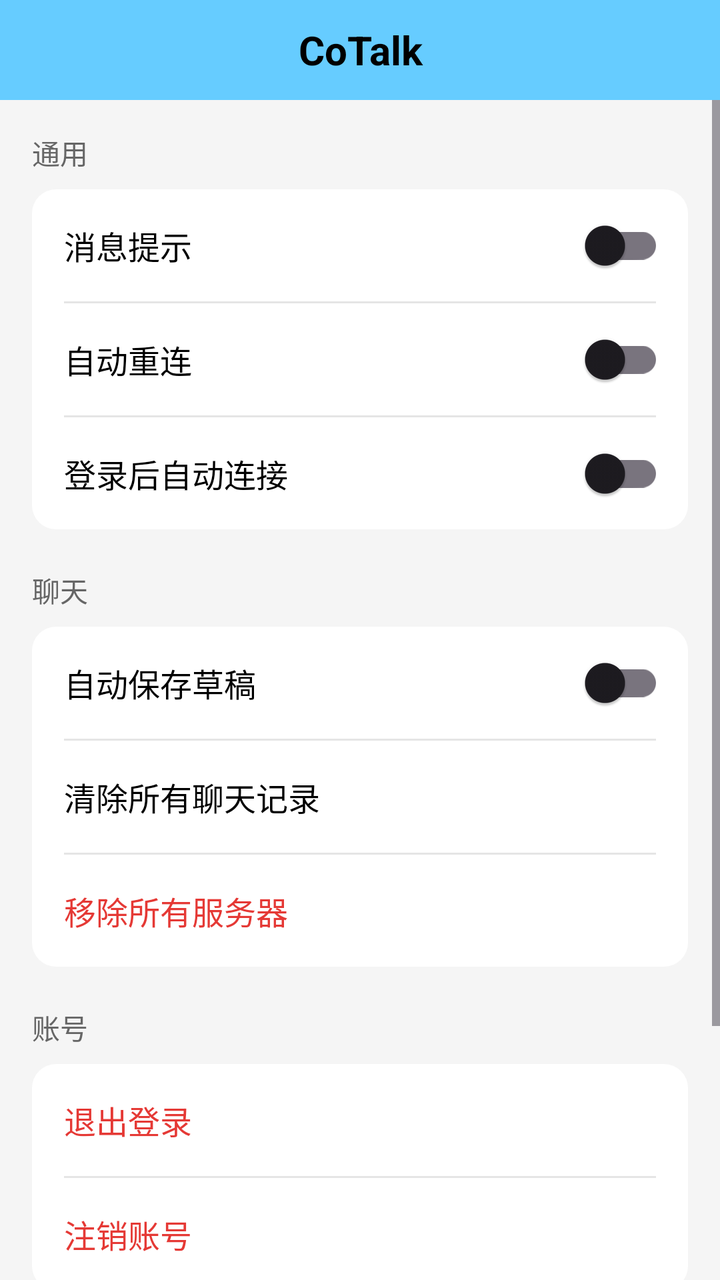
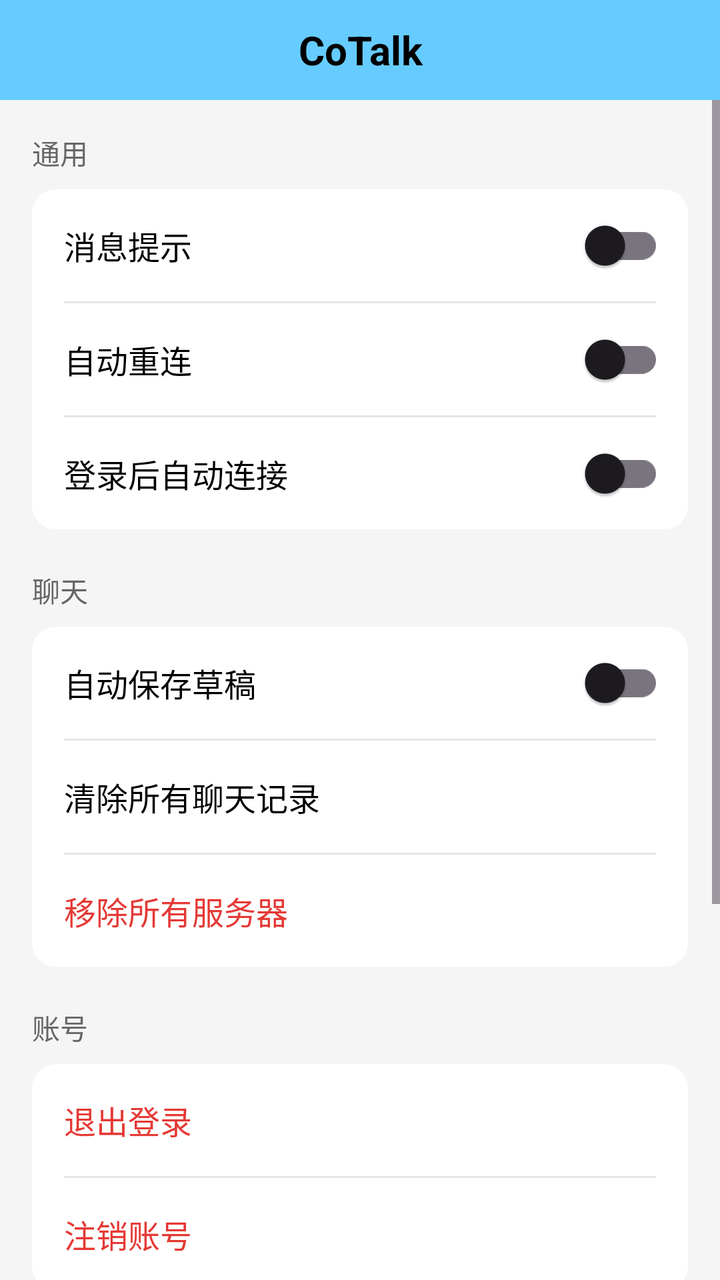

Screens rendered from an Android XML layout before and after an edit, with the pre-edit source and the edit as a unified diff.
<!-- AndroidManifest.xml: application theme Theme.CoTalkProject -->
<!-- res/layout/activity_settings.xml -->
<?xml version="1.0" encoding="utf-8"?>
<LinearLayout xmlns:android="http://schemas.android.com/apk/res/android"
    xmlns:tools="http://schemas.android.com/tools"
    android:id="@+id/settings_root"
    android:layout_width="match_parent"
    android:layout_height="match_parent"
    android:background="@color/bg_page"
    android:orientation="vertical"
    tools:context=".ui.settings.SettingsActivity">

    <include
        android:id="@+id/title_bar"
        layout="@layout/layout_title_bar"
        android:layout_width="match_parent"
        android:layout_height="wrap_content" />

    <ScrollView
        android:layout_width="match_parent"
        android:layout_height="0dp"
        android:layout_weight="1"
        android:clipToPadding="false"
        android:fillViewport="true"
        android:overScrollMode="never">

        <LinearLayout
            android:layout_width="match_parent"
            android:layout_height="wrap_content"
            android:orientation="vertical"
            android:padding="16dp">

            <TextView
                android:layout_width="match_parent"
                android:layout_height="wrap_content"
                android:text="@string/settings_general"
                android:textColor="@color/text_secondary"
                android:textSize="14sp" />

            <LinearLayout
                android:layout_width="match_parent"
                android:layout_height="wrap_content"
                android:layout_marginTop="8dp"
                android:background="@drawable/bg_card"
                android:orientation="vertical">

                <LinearLayout
                    android:layout_width="match_parent"
                    android:layout_height="56dp"
                    android:gravity="center_vertical"
                    android:orientation="horizontal"
                    android:paddingStart="16dp"
                    android:paddingEnd="12dp">

                    <TextView
                        android:layout_width="0dp"
                        android:layout_height="wrap_content"
                        android:layout_weight="1"
                        android:text="@string/message_notify"
                        android:textColor="@color/text_primary"
                        android:textSize="16sp" />

                    <androidx.appcompat.widget.SwitchCompat
                        android:id="@+id/switch_message_notify"
                        android:layout_width="wrap_content"
                        android:layout_height="wrap_content" />
                </LinearLayout>

                <View
                    android:layout_width="match_parent"
                    android:layout_height="1dp"
                    android:layout_marginStart="16dp"
                    android:layout_marginEnd="16dp"
                    android:background="@color/divider" />

                <LinearLayout
                    android:layout_width="match_parent"
                    android:layout_height="56dp"
                    android:gravity="center_vertical"
                    android:orientation="horizontal"
                    android:paddingStart="16dp"
                    android:paddingEnd="12dp">

                    <TextView
                        android:layout_width="0dp"
                        android:layout_height="wrap_content"
                        android:layout_weight="1"
                        android:text="@string/auto_reconnect"
                        android:textColor="@color/text_primary"
                        android:textSize="16sp" />

                    <androidx.appcompat.widget.SwitchCompat
                        android:id="@+id/switch_auto_reconnect"
                        android:layout_width="wrap_content"
                        android:layout_height="wrap_content" />
                </LinearLayout>

                <View
                    android:layout_width="match_parent"
                    android:layout_height="1dp"
                    android:layout_marginStart="16dp"
                    android:layout_marginEnd="16dp"
                    android:background="@color/divider" />

                <LinearLayout
                    android:layout_width="match_parent"
                    android:layout_height="56dp"
                    android:gravity="center_vertical"
                    android:orientation="horizontal"
                    android:paddingStart="16dp"
                    android:paddingEnd="12dp">

                    <TextView
                        android:layout_width="0dp"
                        android:layout_height="wrap_content"
                        android:layout_weight="1"
                        android:text="@string/auto_connect_after_login"
                        android:textColor="@color/text_primary"
                        android:textSize="16sp" />

                    <androidx.appcompat.widget.SwitchCompat
                        android:id="@+id/switch_auto_connect_after_login"
                        android:layout_width="wrap_content"
                        android:layout_height="wrap_content" />
                </LinearLayout>
            </LinearLayout>

            <TextView
                android:layout_width="match_parent"
                android:layout_height="wrap_content"
                android:layout_marginTop="20dp"
                android:text="@string/settings_chat"
                android:textColor="@color/text_secondary"
                android:textSize="14sp" />

            <LinearLayout
                android:layout_width="match_parent"
                android:layout_height="wrap_content"
                android:layout_marginTop="8dp"
                android:background="@drawable/bg_card"
                android:orientation="vertical">

                <LinearLayout
                    android:layout_width="match_parent"
                    android:layout_height="56dp"
                    android:gravity="center_vertical"
                    android:orientation="horizontal"
                    android:paddingStart="16dp"
                    android:paddingEnd="12dp">

                    <TextView
                        android:layout_width="0dp"
                        android:layout_height="wrap_content"
                        android:layout_weight="1"
                        android:text="@string/auto_save_draft"
                        android:textColor="@color/text_primary"
                        android:textSize="16sp" />

                    <androidx.appcompat.widget.SwitchCompat
                        android:id="@+id/switch_auto_save_draft"
                        android:layout_width="wrap_content"
                        android:layout_height="wrap_content" />
                </LinearLayout>

                <View
                    android:layout_width="match_parent"
                    android:layout_height="1dp"
                    android:layout_marginStart="16dp"
                    android:layout_marginEnd="16dp"
                    android:background="@color/divider" />

                <TextView
                    android:id="@+id/btn_clear_history"
                    android:layout_width="match_parent"
                    android:layout_height="56dp"
                    android:background="?attr/selectableItemBackground"
                    android:clickable="true"
                    android:focusable="true"
                    android:gravity="center_vertical"
                    android:paddingStart="16dp"
                    android:paddingEnd="16dp"
                    android:text="@string/clear_history"
                    android:textColor="@color/text_primary"
                    android:textSize="16sp" />

                <View
                    android:layout_width="match_parent"
                    android:layout_height="1dp"
                    android:layout_marginStart="16dp"
                    android:layout_marginEnd="16dp"
                    android:background="@color/divider" />

                <TextView
                    android:id="@+id/btn_remove_all_servers"
                    android:layout_width="match_parent"
                    android:layout_height="56dp"
                    android:background="?attr/selectableItemBackground"
                    android:clickable="true"
                    android:focusable="true"
                    android:gravity="center_vertical"
                    android:paddingStart="16dp"
                    android:paddingEnd="16dp"
                    android:text="@string/remove_all_servers"
                    android:textColor="@color/danger"
                    android:textSize="16sp" />
            </LinearLayout>

            <TextView
                android:layout_width="match_parent"
                android:layout_height="wrap_content"
                android:layout_marginTop="20dp"
                android:text="@string/settings_account"
                android:textColor="@color/text_secondary"
                android:textSize="14sp" />

            <LinearLayout
                android:layout_width="match_parent"
                android:layout_height="wrap_content"
                android:layout_marginTop="8dp"
                android:background="@drawable/bg_card"
                android:orientation="vertical">

                <TextView
                    android:id="@+id/btn_logout"
                    android:layout_width="match_parent"
                    android:layout_height="56dp"
                    android:background="?attr/selectableItemBackground"
                    android:clickable="true"
                    android:focusable="true"
                    android:gravity="center_vertical"
                    android:paddingStart="16dp"
                    android:paddingEnd="16dp"
                    android:text="@string/logout"
                    android:textColor="@color/danger"
                    android:textSize="16sp" />

                <View
                    android:layout_width="match_parent"
                    android:layout_height="1dp"
                    android:layout_marginStart="16dp"
                    android:layout_marginEnd="16dp"
                    android:background="@color/divider" />

                <TextView
                    android:id="@+id/btn_reset_account"
                    android:layout_width="match_parent"
                    android:layout_height="56dp"
                    android:background="?attr/selectableItemBackground"
                    android:clickable="true"
                    android:focusable="true"
                    android:gravity="center_vertical"
                    android:paddingStart="16dp"
                    android:paddingEnd="16dp"
                    android:text="@string/reset_local_account"
                    android:textColor="@color/danger"
                    android:textSize="16sp" />
            </LinearLayout>

            <TextView
                android:layout_width="match_parent"
                android:layout_height="wrap_content"
                android:layout_marginTop="20dp"
                android:text="@string/settings_experimental"
                android:textColor="@color/text_secondary"
                android:textSize="14sp" />

            <LinearLayout
                android:layout_width="match_parent"
                android:layout_height="wrap_content"
                android:layout_marginTop="8dp"
                android:background="@drawable/bg_card"
                android:orientation="vertical">

                <LinearLayout
                    android:layout_width="match_parent"
                    android:layout_height="56dp"
                    android:gravity="center_vertical"
                    android:orientation="horizontal"
                    android:paddingStart="16dp"
                    android:paddingEnd="12dp">

                    <TextView
                        android:layout_width="0dp"
                        android:layout_height="wrap_content"
                        android:layout_weight="1"
                        android:text="@string/dark_mode"
                        android:textColor="@color/text_primary"
                        android:textSize="16sp" />

                    <androidx.appcompat.widget.SwitchCompat
                        android:id="@+id/switch_dark_mode"
                        android:layout_width="wrap_content"
                        android:layout_height="wrap_content" />
                </LinearLayout>
            </LinearLayout>

            <TextView
                android:id="@+id/tv_version"
                android:layout_width="match_parent"
                android:layout_height="wrap_content"
                android:layout_marginTop="20dp"
                android:gravity="center"
                android:textColor="@color/text_hint"
                android:textSize="12sp" />
        </LinearLayout>
    </ScrollView>
</LinearLayout>
<!-- res/layout/layout_title_bar.xml (included above) -->
<?xml version="1.0" encoding="utf-8"?>
<androidx.constraintlayout.widget.ConstraintLayout xmlns:android="http://schemas.android.com/apk/res/android"
    xmlns:app="http://schemas.android.com/apk/res-auto"
    android:layout_width="match_parent"
    android:layout_height="wrap_content"
    android:minHeight="50dp"
    android:background="@drawable/bg_title_bar">

    <TextView
        android:id="@+id/btn_back"
        android:layout_width="80dp"
        android:layout_height="50dp"
        android:background="?attr/selectableItemBackground"
        android:contentDescription="@string/back"
        android:gravity="center"
        android:text="@string/back"
        android:textColor="@color/text_primary"
        android:textSize="16sp"
        android:visibility="gone"
        app:layout_constraintStart_toStartOf="parent"
        app:layout_constraintTop_toTopOf="parent" />

    <TextView
        android:id="@+id/tv_title"
        android:layout_width="0dp"
        android:layout_height="50dp"
        android:gravity="center"
        android:singleLine="true"
        android:text="@string/title_home"
        android:textColor="@color/text_primary"
        android:textSize="20sp"
        android:textStyle="bold"
        app:layout_constraintEnd_toEndOf="parent"
        app:layout_constraintStart_toStartOf="parent"
        app:layout_constraintTop_toTopOf="parent" />

    <LinearLayout
        android:id="@+id/ll_actions"
        android:layout_width="wrap_content"
        android:layout_height="50dp"
        android:gravity="center_vertical"
        android:orientation="horizontal"
        android:paddingStart="4dp"
        android:paddingEnd="4dp"
        android:visibility="gone"
        app:layout_constraintEnd_toEndOf="parent"
        app:layout_constraintTop_toTopOf="parent">

        <ImageButton
            android:id="@+id/btn_action_server_info"
            android:layout_width="48dp"
            android:layout_height="48dp"
            android:background="?attr/selectableItemBackgroundBorderless"
            android:contentDescription="@string/server_info"
            android:padding="12dp"
            android:scaleType="centerInside"
            android:src="@drawable/ic_info"
            android:tint="@color/text_primary"
            android:visibility="gone" />

    </LinearLayout>

</androidx.constraintlayout.widget.ConstraintLayout>
<!-- resources referenced by this layout -->
<resources>
  <color name="bg_page">#FFF5F5F5</color>
  <color name="danger">#FFE53935</color>
  <color name="divider">#FFE5E5E5</color>
  <color name="text_hint">#FF999999</color>
  <color name="text_primary">#FF000000</color>
  <color name="text_secondary">#FF666666</color>
  <!-- drawable bg_card (drawable) -->
  <?xml version="1.0" encoding="utf-8"?>
  <shape xmlns:android="http://schemas.android.com/apk/res/android"
      android:shape="rectangle">
      <solid android:color="@color/white" />
      <corners android:radius="12dp" />
  </shape>
  <!-- drawable bg_title_bar (drawable) -->
  <?xml version="1.0" encoding="utf-8"?>
  <shape xmlns:android="http://schemas.android.com/apk/res/android"
      android:shape="rectangle">
  
      <solid android:color="@color/blue_ty" />
  
  </shape>
  <!-- drawable ic_info (drawable) -->
  <?xml version="1.0" encoding="utf-8"?>
  <vector xmlns:android="http://schemas.android.com/apk/res/android"
      android:width="24dp"
      android:height="24dp"
      android:viewportWidth="24"
      android:viewportHeight="24">
      <path
          android:fillColor="#FF000000"
          android:pathData="M11,17h2v-6h-2v6zM12,2C6.48,2 2,6.48 2,12s4.48,10 10,10 10,-4.48 10,-10S17.52,2 12,2zM12,20c-4.41,0 -8,-3.59 -8,-8s3.59,-8 8,-8 8,3.59 8,8 -3.59,8 -8,8zM11,9h2V7h-2v2z" />
  </vector>
  <string name="auto_connect_after_login">登录后自动连接</string>
  <string name="auto_reconnect">自动重连</string>
  <string name="auto_save_draft">自动保存草稿</string>
  <string name="back">&lt; 返回</string>
  <string name="clear_history">清除所有聊天记录</string>
  <string name="dark_mode">深色模式</string>
  <string name="logout">退出登录</string>
  <string name="message_notify">消息提示</string>
  <string name="remove_all_servers">移除所有服务器</string>
  <string name="reset_local_account">注销账号</string>
  <string name="server_info">房间信息</string>
  <string name="settings_account">账号</string>
  <string name="settings_chat">聊天</string>
  <string name="settings_experimental">实验性功能</string>
  <string name="settings_general">通用</string>
  <string name="title_home">CoTalk</string>
  <style name="Theme.CoTalkProject" parent="Base.Theme.CoTalkProject" />
  <color name="white">#FFFFFFFF</color>
  <color name="blue_ty">#FF66CCFF</color>
  <style name="Base.Theme.CoTalkProject" parent="Theme.Material3.Light.NoActionBar">
          <item name="colorPrimary">@color/blue_ty</item>
          <item name="colorOnPrimary">@color/text_primary</item>
          <item name="colorSecondary">@color/blue_dark</item>
          <item name="colorOnSecondary">@color/text_primary</item>
          <item name="android:colorAccent">@color/blue_ty</item>
  
          <item name="android:windowBackground">@color/bg_page</item>
          <item name="android:statusBarColor">@color/blue_ty</item>
          <item name="android:navigationBarColor">@color/white</item>
          <item name="android:windowLightStatusBar">true</item>
          <item name="android:windowLightNavigationBar" tools:targetApi="o_mr1">true</item>
          <item name="android:forceDarkAllowed" tools:targetApi="q">false</item>
      </style>
  <color name="blue_dark">#FF33B5E5</color>
</resources>

<!-- the commit's change to res/layout/activity_settings.xml (unified diff, before → after) -->
@@ -281,12 +281,70 @@
                         android:layout_width="0dp"
                         android:layout_height="wrap_content"
                         android:layout_weight="1"
+                        android:text="@string/dark_follow_system"
+                        android:textColor="@color/text_primary"
+                        android:textSize="16sp" />
+
+                    <androidx.appcompat.widget.SwitchCompat
+                        android:id="@+id/switch_dark_follow_system"
+                        android:layout_width="wrap_content"
+                        android:layout_height="wrap_content" />
+                </LinearLayout>
+
+                <View
+                    android:layout_width="match_parent"
+                    android:layout_height="1dp"
+                    android:layout_marginStart="16dp"
+                    android:layout_marginEnd="16dp"
+                    android:background="@color/divider" />
+
+                <LinearLayout
+                    android:layout_width="match_parent"
+                    android:layout_height="56dp"
+                    android:gravity="center_vertical"
+                    android:orientation="horizontal"
+                    android:paddingStart="16dp"
+                    android:paddingEnd="12dp">
+
+                    <TextView
+                        android:layout_width="0dp"
+                        android:layout_height="wrap_content"
+                        android:layout_weight="1"
                         android:text="@string/dark_mode"
                         android:textColor="@color/text_primary"
                         android:textSize="16sp" />
 
                     <androidx.appcompat.widget.SwitchCompat
                         android:id="@+id/switch_dark_mode"
+                        android:layout_width="wrap_content"
+                        android:layout_height="wrap_content" />
+                </LinearLayout>
+
+                <View
+                    android:layout_width="match_parent"
+                    android:layout_height="1dp"
+                    android:layout_marginStart="16dp"
+                    android:layout_marginEnd="16dp"
+                    android:background="@color/divider" />
+
+                <LinearLayout
+                    android:layout_width="match_parent"
+                    android:layout_height="56dp"
+                    android:gravity="center_vertical"
+                    android:orientation="horizontal"
+                    android:paddingStart="16dp"
+                    android:paddingEnd="12dp">
+
+                    <TextView
+                        android:layout_width="0dp"
+                        android:layout_height="wrap_content"
+                        android:layout_weight="1"
+                        android:text="@string/admin_mode"
+                        android:textColor="@color/text_primary"
+                        android:textSize="16sp" />
+
+                    <androidx.appcompat.widget.SwitchCompat
+                        android:id="@+id/switch_admin_mode"
                         android:layout_width="wrap_content"
                         android:layout_height="wrap_content" />
                 </LinearLayout>
<!-- resource entries referenced after the edit -->
@@ -10,7 +10,7 @@
   <?xml version="1.0" encoding="utf-8"?>
   <shape xmlns:android="http://schemas.android.com/apk/res/android"
       android:shape="rectangle">
-      <solid android:color="@color/white" />
+      <solid android:color="@color/surface" />
       <corners android:radius="12dp" />
   </shape>
   <!-- drawable bg_title_bar (drawable) -->
@@ -18,7 +18,7 @@
   <shape xmlns:android="http://schemas.android.com/apk/res/android"
       android:shape="rectangle">
   
-      <solid android:color="@color/blue_ty" />
+      <solid android:color="@color/title_bar_bg" />
   
   </shape>
   <!-- drawable ic_info (drawable) -->
@@ -32,11 +32,13 @@
           android:fillColor="#FF000000"
           android:pathData="M11,17h2v-6h-2v6zM12,2C6.48,2 2,6.48 2,12s4.48,10 10,10 10,-4.48 10,-10S17.52,2 12,2zM12,20c-4.41,0 -8,-3.59 -8,-8s3.59,-8 8,-8 8,3.59 8,8 -3.59,8 -8,8zM11,9h2V7h-2v2z" />
   </vector>
+  <string name="admin_mode">管理员模式</string>
   <string name="auto_connect_after_login">登录后自动连接</string>
   <string name="auto_reconnect">自动重连</string>
   <string name="auto_save_draft">自动保存草稿</string>
   <string name="back">&lt; 返回</string>
   <string name="clear_history">清除所有聊天记录</string>
+  <string name="dark_follow_system">深色跟随系统</string>
   <string name="dark_mode">深色模式</string>
   <string name="logout">退出登录</string>
   <string name="message_notify">消息提示</string>
@@ -49,7 +51,8 @@
   <string name="settings_general">通用</string>
   <string name="title_home">CoTalk</string>
   <style name="Theme.CoTalkProject" parent="Base.Theme.CoTalkProject" />
-  <color name="white">#FFFFFFFF</color>
+  <color name="surface">#FFFFFFFF</color>
+  <color name="title_bar_bg">#FF66CCFF</color>
   <color name="blue_ty">#FF66CCFF</color>
   <style name="Base.Theme.CoTalkProject" parent="Theme.Material3.Light.NoActionBar">
           <item name="colorPrimary">@color/blue_ty</item>
@@ -59,8 +62,8 @@
           <item name="android:colorAccent">@color/blue_ty</item>
   
           <item name="android:windowBackground">@color/bg_page</item>
-          <item name="android:statusBarColor">@color/blue_ty</item>
-          <item name="android:navigationBarColor">@color/white</item>
+          <item name="android:statusBarColor">@color/title_bar_bg</item>
+          <item name="android:navigationBarColor">@color/surface</item>
           <item name="android:windowLightStatusBar">true</item>
           <item name="android:windowLightNavigationBar" tools:targetApi="o_mr1">true</item>
           <item name="android:forceDarkAllowed" tools:targetApi="q">false</item>
